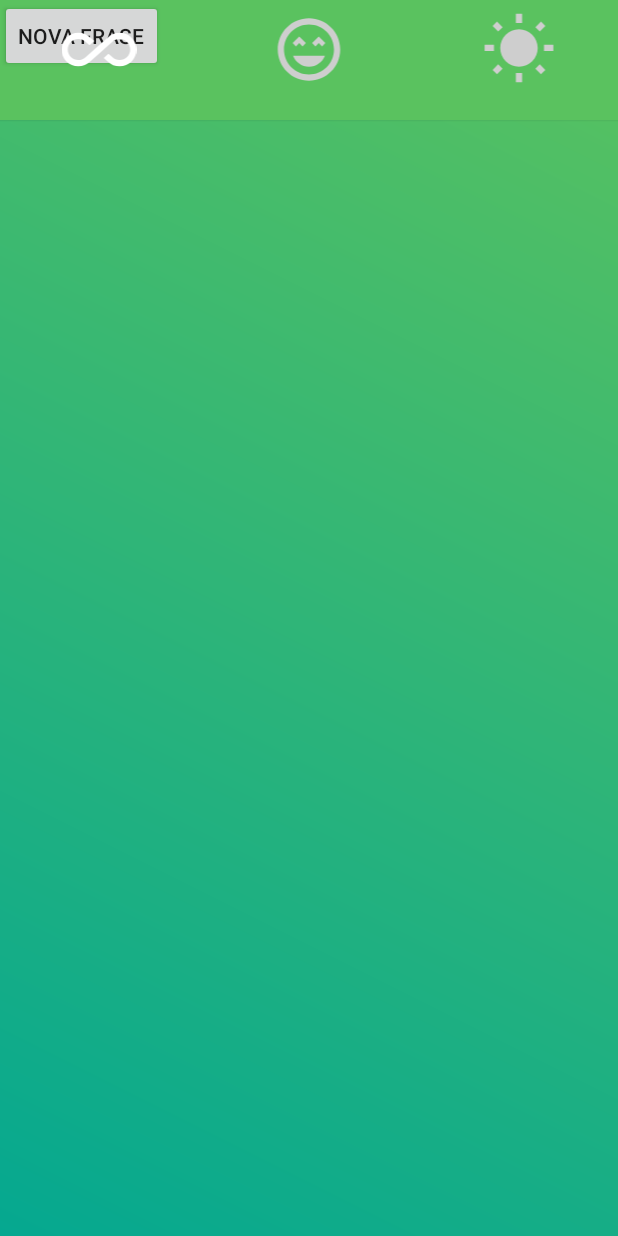
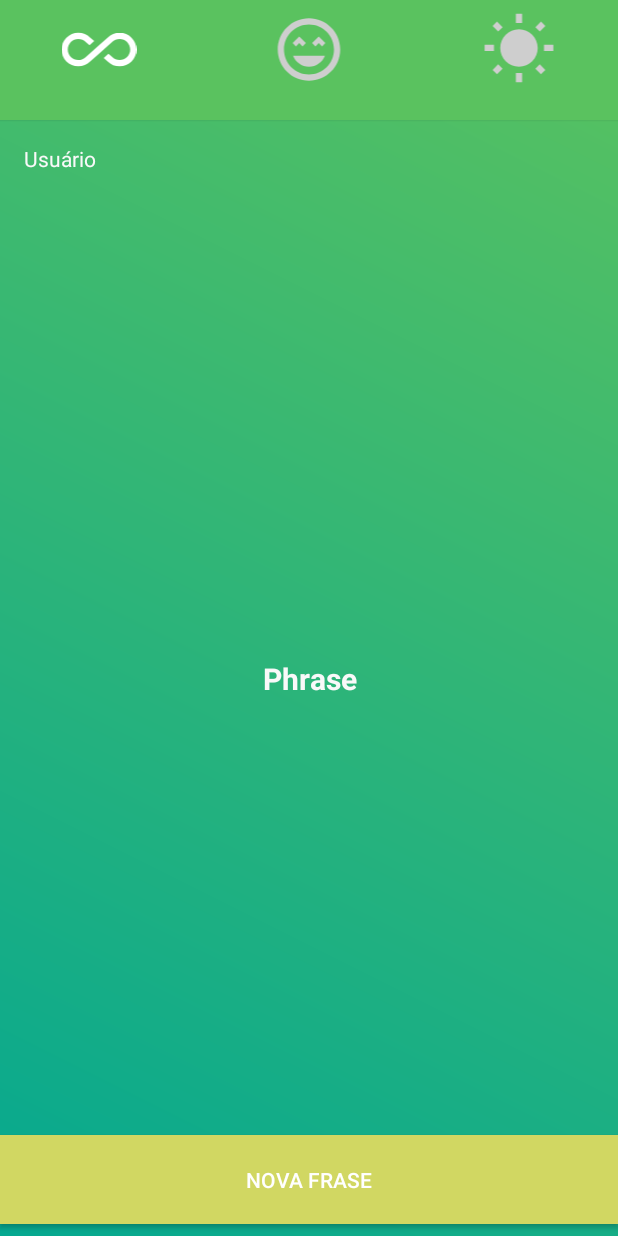
Before and after one commit to CarlosHenriqueMarques/kotlin-motivation, an Android app: the layout activity_main.xml on its own in the app's theme, with its tools: preview values and no code run, on a phone screen of 412 x 824 dp. Run offline under Robolectric (Android 15) with nearby library versions, the phone set to English and light mode, and no system bars.

Commit message:
Concluindo layout segunda tela

```diff
--- a/app/src/main/res/layout/activity_main.xml
+++ b/app/src/main/res/layout/activity_main.xml
@@ -8,6 +8,7 @@
         tools:context=".view.MainActivity">
 
     <View
+            android:id="@+id/view"
             android:layout_width="0dp"
             android:layout_height="80dp"
             android:background="@color/colorPrimary"
@@ -19,12 +20,15 @@
 
     <Button
             android:id="@+id/buttomNewPhrase"
-            android:layout_width="wrap_content"
-            android:layout_height="wrap_content"
+            android:layout_width="0dp"
+            android:layout_height="59dp"
+            android:layout_marginBottom="8dp"
+            android:background="@color/colorAccent"
             android:text="Nova Frase"
-            tools:layout_editor_absoluteX="107dp"
-            tools:layout_editor_absoluteY="358dp" />
-
+            android:textColor="@color/colorTextButton"
+            app:layout_constraintBottom_toBottomOf="parent"
+            app:layout_constraintEnd_toEndOf="parent"
+            app:layout_constraintStart_toStartOf="parent" />
 
     <ImageView
             android:id="@+id/image_all"
@@ -73,19 +77,29 @@
 
     <TextView
             android:id="@+id/textPhrase"
-            android:layout_width="wrap_content"
-            android:layout_height="wrap_content"
+            android:layout_width="354dp"
+            android:layout_height="98dp"
+            android:gravity="center"
             android:text="Phrase"
-            tools:layout_editor_absoluteX="137dp"
-            tools:layout_editor_absoluteY="175dp" />
+            android:textColor="@color/colorTextLigthGray"
+            android:textSize="20sp"
+            android:textStyle="bold"
+            app:layout_constraintBottom_toBottomOf="parent"
+            app:layout_constraintEnd_toEndOf="parent"
+            app:layout_constraintStart_toStartOf="parent"
+            app:layout_constraintTop_toBottomOf="@+id/view" />
 
     <TextView
             android:id="@+id/textUserName"
             android:layout_width="wrap_content"
             android:layout_height="wrap_content"
+            android:layout_marginStart="16dp"
+            android:layout_marginLeft="16dp"
+            android:layout_marginTop="16dp"
             android:text="Usuário"
-            tools:layout_editor_absoluteX="291dp"
-            tools:layout_editor_absoluteY="132dp" />
+            android:textColor="@color/colorTextLigthGray"
+            app:layout_constraintStart_toStartOf="parent"
+            app:layout_constraintTop_toBottomOf="@+id/view" />
 
 
 </androidx.constraintlayout.widget.ConstraintLayout>
--- a/app/src/main/res/layout/activity_splash.xml
+++ b/app/src/main/res/layout/activity_splash.xml
@@ -31,12 +31,8 @@
 
     <Button
             android:id="@+id/buttonSave"
-            android:layout_width="413dp"
+            android:layout_width="0dp"
             android:layout_height="54dp"
-            android:layout_marginStart="8dp"
-            android:layout_marginLeft="8dp"
-            android:layout_marginEnd="8dp"
-            android:layout_marginRight="8dp"
             android:layout_marginBottom="8dp"
             android:background="@color/colorAccent"
             android:text="@string/salvar"
```
